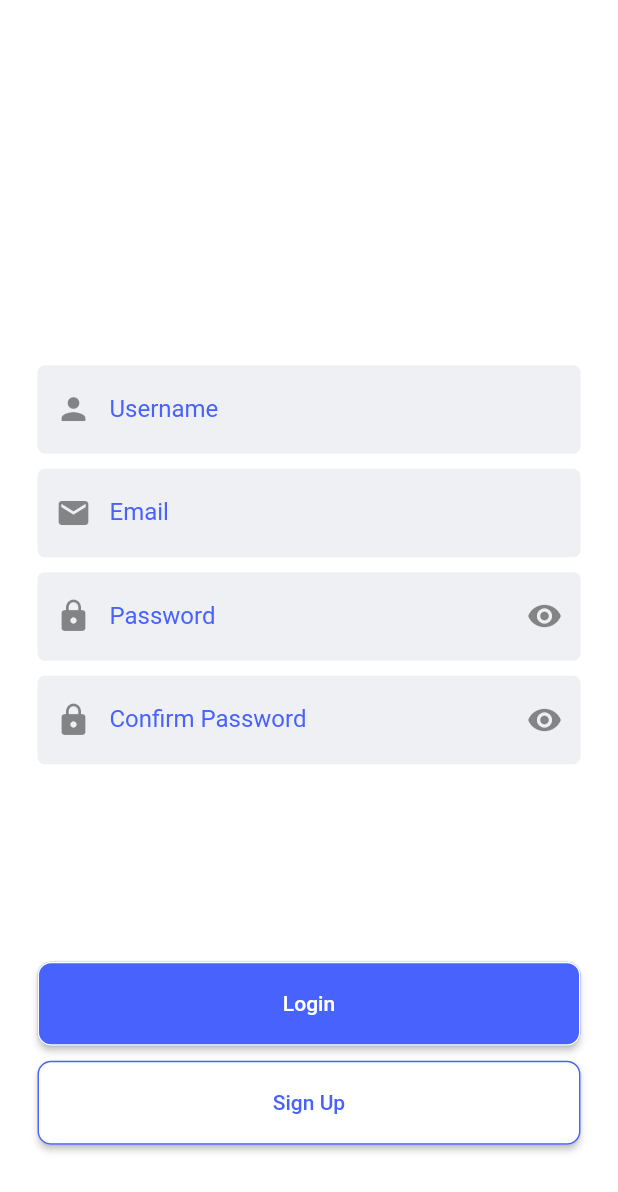
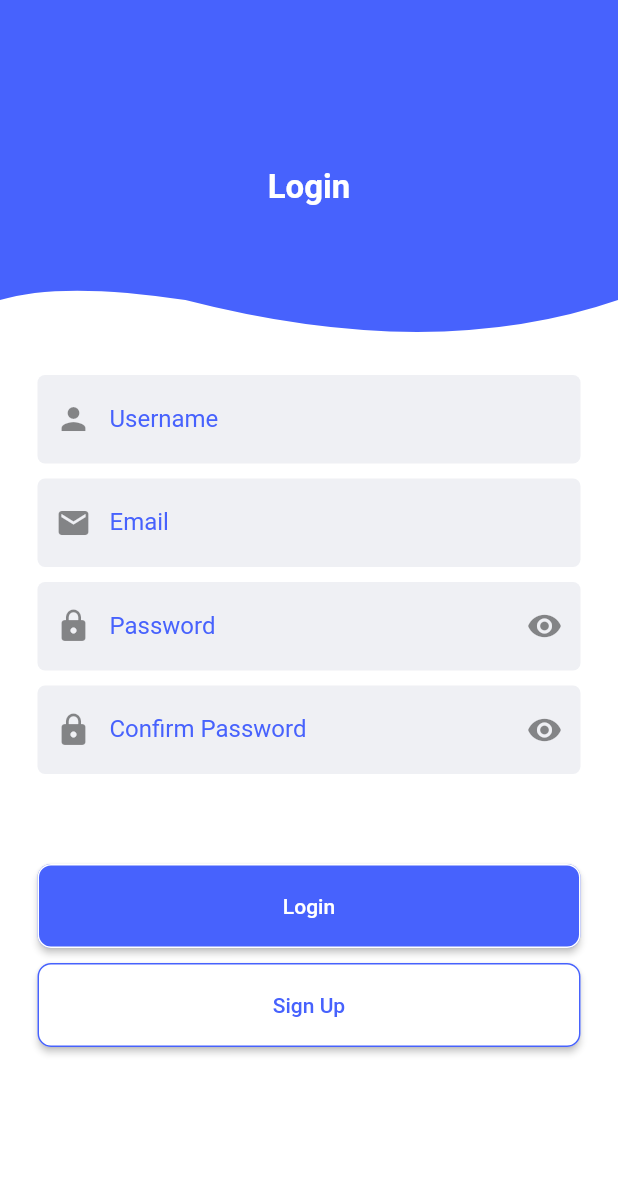
Before and after one commit to Hegazy02/tasks, a Flutter app: the screen it shows after launch, on a phone screen of 412 x 824 dp. Shown: the top 1192 px of the screen. Run offline on Flutter 3.47's test engine with Material 2 defaults, Android fonts, the phone set to English and light mode, and no system bars.

Commit message:
make a shape

```diff
--- a/lib/singup.dart
+++ b/lib/singup.dart
@@ -1,5 +1,3 @@
-import 'dart:ui';
-
 import 'package:flutter/material.dart';
 
 class singup extends StatefulWidget {
@@ -19,14 +17,37 @@ class _singupState extends State<singup> {
     return Scaffold(
       backgroundColor: Colors.white,
       body: Form(
+        child: ListView(
+          children: [
+            Stack(
+              alignment: Alignment.center,
+              children: [
+                Container(
+                  height: 250,
+                  width: double.infinity,
+                  child: CustomPaint(
+                    painter: curvePainter(),
+                  ),
+                ),
+                Text(
+                  "Login",
+                  style: TextStyle(
+                      color: Colors.white,
+                      fontSize: 22,
+                      fontWeight: FontWeight.bold),
+                ),
+              ],
+            ),
+            Expanded(
               child: Container(
                 margin: EdgeInsets.symmetric(horizontal: 25),
                 child: Column(
                   // mainAxisAlignment: MainAxisAlignment.center,
+                  mainAxisSize: MainAxisSize.min,
                   children: [
-              Spacer(
-                flex: 4,
-              ),
+                    // Spacer(
+                    //   flex: 4,
+                    // ),
                     customtextfield1(
                       label: "Username",
                       icon: Icon(Icons.person),
@@ -43,8 +64,8 @@ class _singupState extends State<singup> {
                       label: "Confirm Password",
                       isenable: isenabele,
                     ),
-              Spacer(
-                flex: 2,
+                    SizedBox(
+                      height: 50,
                     ),
                     customButon(
                       color: Color(0xFF4762FD),
@@ -60,11 +81,11 @@ class _singupState extends State<singup> {
                       borderColor: Color(0xFF4762FD),
                       txtColor: Color(0xFF4762FD),
                     ),
-              Spacer(
-                flex: 1,
+                  ],
+                ),
+              ),
             ),
           ],
-          ),
         ),
       ),
     );
@@ -182,3 +203,31 @@ class _customtext2State extends State<customtext2> {
     );
   }
 }
+
+class curvePainter extends CustomPainter {
+  @override
+  void paint(Canvas canvas, Size size) {
+    ////////////////
+    var paint = Paint();
+    paint.color = Color(0xFF4762FD);
+    paint.style = PaintingStyle.fill;
+    // paint.strokeWidth = 2.0;
+    ///////////
+    var path = Path();
+
+    path.moveTo(0, size.height * 0.8);
+    path.quadraticBezierTo(size.width * 0.1, size.height * 0.75,
+        size.width * 0.3, size.height * 0.8);
+
+    path.quadraticBezierTo(size.width * 0.7, size.height * 0.97,
+        size.width * 1.0, size.height * 0.8);
+    path.lineTo(size.width, 0);
+    path.lineTo(0, 0);
+    canvas.drawPath(path, paint);
+  }
+
+  @override
+  bool shouldRepaint(covariant CustomPainter oldDelegate) {
+    return true;
+  }
+}
```
Lines whose indentation alone changed are shown as unchanged.
